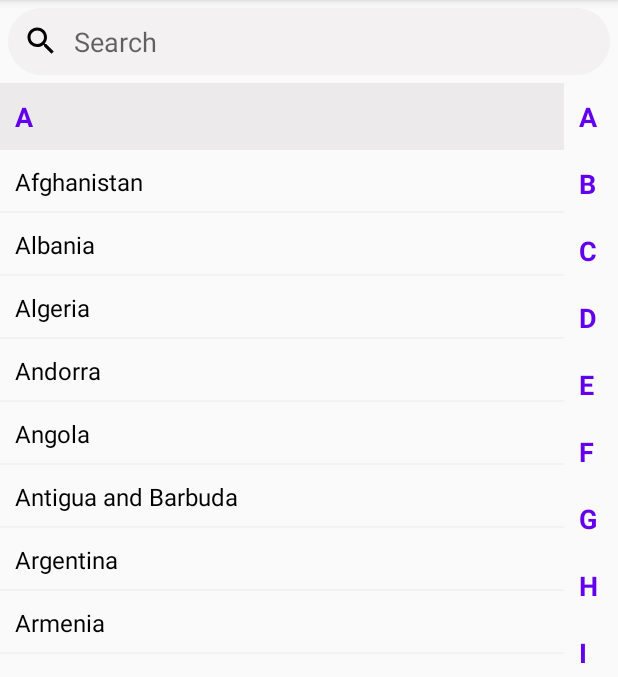
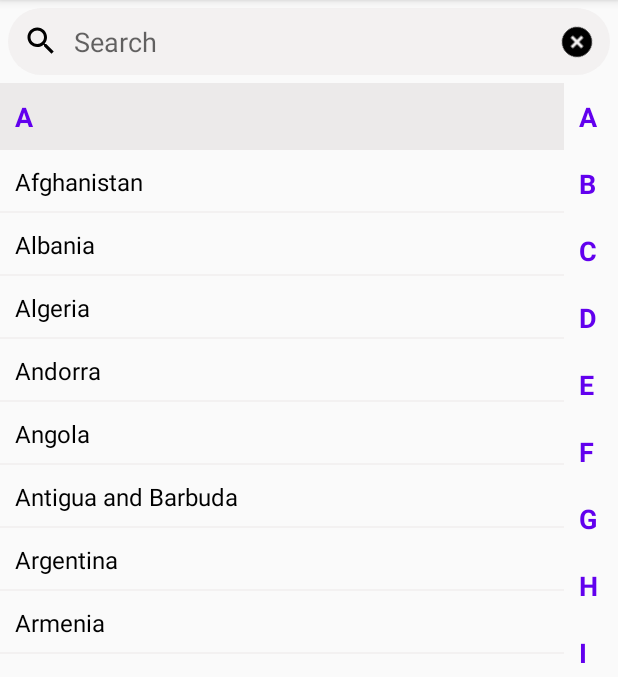
Before and after one commit to parku786/CountryPicker, an Android app: the screen it shows after launch (MainActivity), on a phone screen of 412 x 824 dp, the part 84-761 px from its top. Run offline under Robolectric (Android 15) with nearby library versions, the phone set to English and light mode, and no system bars; our stand-ins replace data binding.

Commit message:
Country Picker 4

```diff
--- a/app/src/main/java/com/parkash/countrypicker/MainActivity.kt
+++ b/app/src/main/java/com/parkash/countrypicker/MainActivity.kt
@@ -22,7 +22,7 @@ import com.parkash.countrypicker.model.DataClass
 import com.parkash.countrypicker.utils.HeaderItemDecoration
 
 
-class MainActivity : AppCompatActivity(), IndexAdapter.CallBack {
+class MainActivity : AppCompatActivity(), IndexAdapter.CallBack, View.OnClickListener {
 
     private var exit: Boolean = false
     private var latter: Char = 'A'
@@ -35,10 +35,11 @@ class MainActivity : AppCompatActivity(), IndexAdapter.CallBack {
 
     override fun onCreate(savedInstanceState: Bundle?) {
         super.onCreate(savedInstanceState)
+        this.overridePendingTransition(R.anim.slide_in, R.anim.slide_out)
+        binding = DataBindingUtil.setContentView(this, R.layout.activity_main)
+        binding!!.closeIV.setOnClickListener(this)
         indexArrayList.addAll(resources.getStringArray(R.array.alphabet))
         dataArrayList.addAll(resources.getStringArray(R.array.countryName))
-        this.overridePendingTransition(R.anim.slide_in, R.anim.slide_out)
-        binding = DataBindingUtil.setContentView(this, R.layout.activity_main)
         binding!!.indexRV.layoutManager = LinearLayoutManager(this)
         binding!!.dataRV.layoutManager = LinearLayoutManager(this)
 
@@ -51,10 +52,7 @@ class MainActivity : AppCompatActivity(), IndexAdapter.CallBack {
                     binding!!.indexRV.visibility = View.GONE
                     searchQuery(binding!!.searchET.text.toString())
                 } else {
-                    binding!!.errorTV.visibility = View.GONE
-                    hideKeyboard()
-                    binding!!.indexRV.visibility = View.VISIBLE
-                    setDataAdapter()
+                    showOriginalView()
                 }
             }
 
@@ -219,4 +217,19 @@ class MainActivity : AppCompatActivity(), IndexAdapter.CallBack {
             Handler().postDelayed({ exit = false }, (2 * 1000).toLong())
         }
     }
+
+    override fun onClick(v: View?) {
+        when (v!!.id) {
+            R.id.closeIV -> {
+                binding!!.searchET.text!!.clear()
+            }
+        }
+    }
+
+    private fun showOriginalView() {
+        binding!!.errorTV.visibility = View.GONE
+        hideKeyboard()
+        binding!!.indexRV.visibility = View.VISIBLE
+        setDataAdapter()
+    }
 }
--- /dev/null
+++ b/app/src/main/res/drawable/ic_add_circle_black_24dp.xml
@@ -0,0 +1,9 @@
+<vector xmlns:android="http://schemas.android.com/apk/res/android"
+        android:width="24dp"
+        android:height="24dp"
+        android:viewportWidth="24.0"
+        android:viewportHeight="24.0">
+    <path
+        android:fillColor="#FF000000"
+        android:pathData="M12,2C6.48,2 2,6.48 2,12s4.48,10 10,10 10,-4.48 10,-10S17.52,2 12,2zM17,13h-4v4h-2v-4L7,13v-2h4L11,7h2v4h4v2z"/>
+</vector>
--- a/app/src/main/res/layout/activity_main.xml
+++ b/app/src/main/res/layout/activity_main.xml
@@ -1,5 +1,5 @@
 <?xml version="1.0" encoding="utf-8"?>
-<layout>
+<layout xmlns:tools="http://schemas.android.com/tools">
 
     <androidx.constraintlayout.widget.ConstraintLayout xmlns:android="http://schemas.android.com/apk/res/android"
         xmlns:app="http://schemas.android.com/apk/res-auto"
@@ -23,6 +23,18 @@
             app:layout_constraintEnd_toEndOf="parent"
             app:layout_constraintStart_toStartOf="parent"
             app:layout_constraintTop_toTopOf="parent" />
+
+        <ImageView
+            android:id="@+id/closeIV"
+            android:layout_width="wrap_content"
+            android:layout_height="wrap_content"
+            android:padding="10dp"
+            android:rotation="45"
+            android:src="@drawable/ic_add_circle_black_24dp"
+            app:layout_constraintBottom_toBottomOf="@id/searchET"
+            app:layout_constraintEnd_toEndOf="@id/searchET"
+            app:layout_constraintTop_toTopOf="@id/searchET"
+            tools:ignore="ContentDescription" />
 
         <androidx.recyclerview.widget.RecyclerView
             android:id="@+id/dataRV"
```
